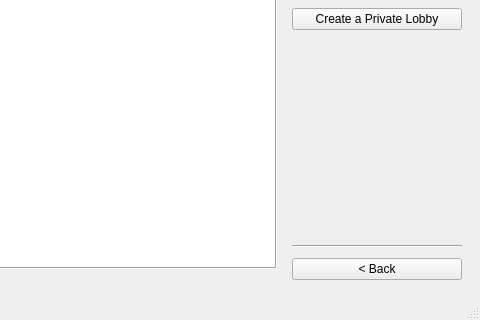
Old version of the form src/gui/mainwindow.ui in the repository SuheybAden/Shax-Desktop-Client; both pictures show x 340 to 820 and y 280 to 600 of the 820 by 600 pixel window.
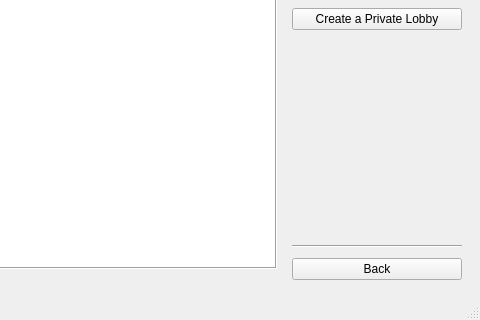
New version of the form. The open tabs and pages were chosen to show the change. Icons and pictures are not drawn.

Commit message: Changed icons for back buttons

```diff
--- a/src/gui/mainwindow.ui
+++ b/src/gui/mainwindow.ui
@@ -407,7 +407,10 @@
           <item>
            <widget class="QPushButton" name="backBtn2">
             <property name="text">
-             <string>&lt; Back</string>
+             <string>Back</string>
+            </property>
+            <property name="icon">
+             <iconset theme="QIcon::ThemeIcon::GoPrevious"/>
             </property>
            </widget>
           </item>
```
Left out of the diff: 5 changed lines with no effect on the pictures.
